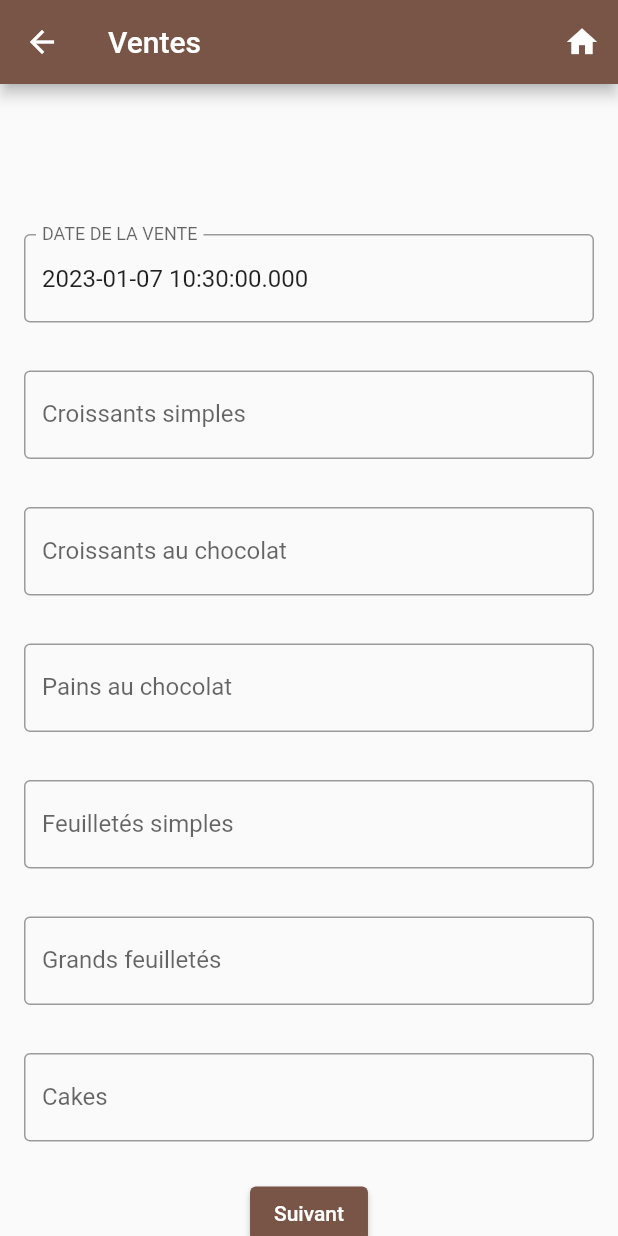
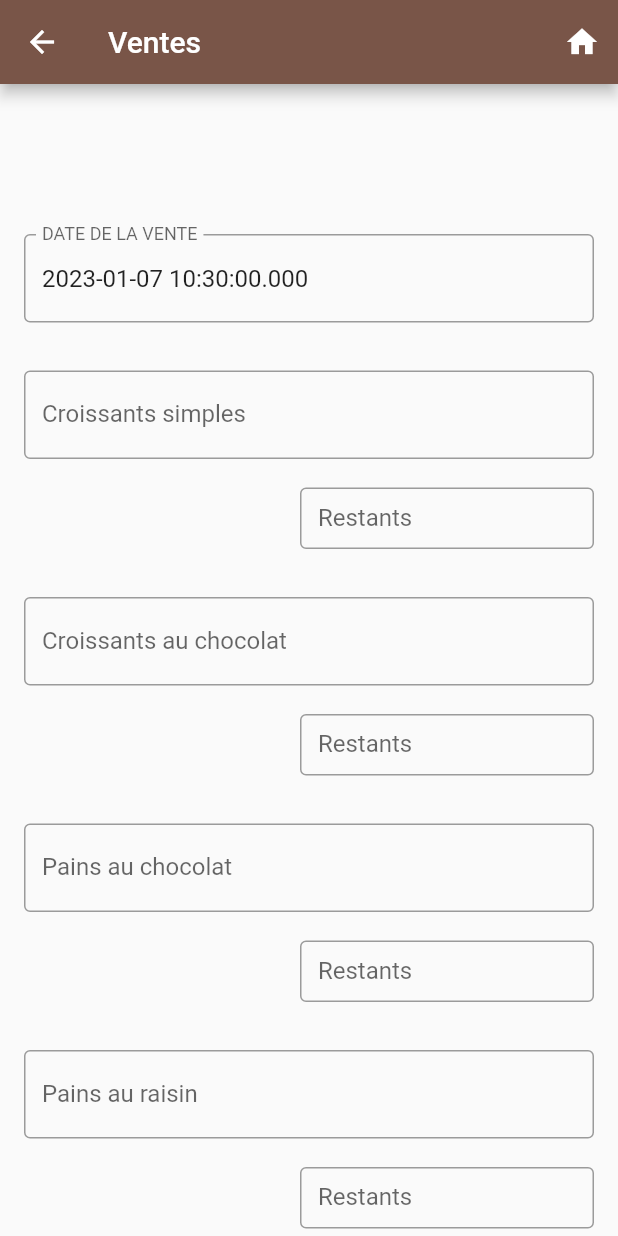
Before and after one commit to SteelTitan18/odyssCompta, a Flutter app: the SellPage screen opened directly, on a phone screen of 412 x 824 dp. Run offline on Flutter 3.47's test engine with Material 2 defaults, Android fonts, the light colour scheme and no system bars; missing offline and left inert: gsheets; key blocks and very long unbroken strings in the code were emptied for the run.

Commit message:
Ajout de l'enregistrement des produits restants

```diff
--- a/lib/RecetteProvider.dart
+++ b/lib/RecetteProvider.dart
@@ -11,6 +11,7 @@ class RecetteProvider extends ChangeNotifier {
     'feuill': 0,
     'feuill_g': 0,
     'pain_choc': 0,
+    'pain_rais': 0,
     'cakes': 0
   };
   Map<String, List> _achats = {'Articles':[], 'Prix': []};
--- a/lib/Selling.dart
+++ b/lib/Selling.dart
@@ -8,11 +8,19 @@ class SellPage extends StatelessWidget {
   SellPage({super.key});
   final date = TextEditingController(text: DateTime.now().toString());
   final croiss = TextEditingController();
+  final croiss_res = TextEditingController();
   final croiss_choc = TextEditingController();
+  final croiss_choc_res = TextEditingController();
   final feuill = TextEditingController();
+  final feuill_res = TextEditingController();
   final feuill_g = TextEditingController();
+  final feuill_g_res = TextEditingController();
   final pain_choc = TextEditingController();
+  final pain_choc_res = TextEditingController();
+  final pain_rais = TextEditingController();
+  final pain_rais_res = TextEditingController();
   final cakes = TextEditingController();
+  final cakes_res = TextEditingController();
 
   @override
   Widget build(BuildContext context) {
@@ -42,7 +50,6 @@ class SellPage extends StatelessWidget {
             padding: const EdgeInsets.fromLTRB(16, 100, 16, 16),
             child: TextField(
               controller: date,
-              //initialValue: '0',
               decoration: const InputDecoration(
                   border: OutlineInputBorder(),
                   hintText: 'Ne pas remplir si c\'est le compte du jour',
@@ -53,7 +60,6 @@ class SellPage extends StatelessWidget {
             padding: const EdgeInsets.all(16.0),
             child: TextField(
               controller: croiss,
-              //initialValue: '0',
               decoration: const InputDecoration(
                   border: OutlineInputBorder(),
                   hintText: 'Nombre...',
@@ -61,10 +67,18 @@ class SellPage extends StatelessWidget {
             ),
           ),
           Container(
+            padding: const EdgeInsets.fromLTRB(200, 3, 16, 16),
+            height: 60,
+            child: TextField(
+              controller: croiss_res,
+              decoration: const InputDecoration(
+                  border: OutlineInputBorder(), labelText: 'Restants'),
+            ),
+          ),
+          Container(
               padding: const EdgeInsets.all(16.0),
               child: TextField(
                 controller: croiss_choc,
-                //initialValue: '0',
                 decoration: const InputDecoration(
                   border: OutlineInputBorder(),
                   hintText: 'Nombre...',
@@ -72,45 +86,104 @@ class SellPage extends StatelessWidget {
                 ),
               )),
           Container(
+            padding: const EdgeInsets.fromLTRB(200, 3, 16, 16),
+            height: 60,
+            child: TextField(
+              controller: croiss_choc_res,
+              decoration: const InputDecoration(
+                  border: OutlineInputBorder(), labelText: 'Restants'),
+            ),
+          ),
+          Container(
               padding: const EdgeInsets.all(16.0),
               child: TextField(
                 controller: pain_choc,
-                //initialValue: '0',
                 decoration: const InputDecoration(
                     border: OutlineInputBorder(),
                     hintText: 'Nombre...',
                     labelText: 'Pains au chocolat'),
               )),
           Container(
+            padding: const EdgeInsets.fromLTRB(200, 3, 16, 16),
+            height: 60,
+            child: TextField(
+              controller: pain_choc_res,
+              decoration: const InputDecoration(
+                  border: OutlineInputBorder(), labelText: 'Restants'),
+            ),
+          ),
+          Container(
+              padding: const EdgeInsets.all(16.0),
+              child: TextField(
+                controller: pain_rais,
+                decoration: const InputDecoration(
+                    border: OutlineInputBorder(),
+                    hintText: 'Nombre...',
+                    labelText: 'Pains au raisin'),
+              )),
+          Container(
+            padding: const EdgeInsets.fromLTRB(200, 3, 16, 16),
+            height: 60,
+            child: TextField(
+              controller: pain_rais_res,
+              decoration: const InputDecoration(
+                  border: OutlineInputBorder(), labelText: 'Restants'),
+            ),
+          ),
+          Container(
               padding: const EdgeInsets.all(16.0),
               child: TextField(
                 controller: feuill,
-                //initialValue: '0',
                 decoration: const InputDecoration(
                     border: OutlineInputBorder(),
                     hintText: 'Nombre...',
                     labelText: 'Feuilletés simples'),
               )),
           Container(
+            padding: const EdgeInsets.fromLTRB(200, 3, 16, 16),
+            height: 60,
+            child: TextField(
+              controller: feuill_res,
+              decoration: const InputDecoration(
+                  border: OutlineInputBorder(), labelText: 'Restants'),
+            ),
+          ),
+          Container(
               padding: const EdgeInsets.all(16.0),
               child: TextField(
                 controller: feuill_g,
-                //initialValue: '0',
                 decoration: const InputDecoration(
                     border: OutlineInputBorder(),
                     hintText: 'Nombre...',
                     labelText: 'Grands feuilletés'),
               )),
           Container(
+            padding: const EdgeInsets.fromLTRB(200, 3, 16, 16),
+            height: 60,
+            child: TextField(
+              controller: feuill_g_res,
+              decoration: const InputDecoration(
+                  border: OutlineInputBorder(), labelText: 'Restants'),
+            ),
+          ),
+          Container(
               padding: const EdgeInsets.all(16.0),
               child: TextField(
                 controller: cakes,
-                //initialValue: '0',
                 decoration: const InputDecoration(
                     border: OutlineInputBorder(),
                     hintText: 'Nombre...',
                     labelText: 'Cakes'),
               )),
+          Container(
+            padding: const EdgeInsets.fromLTRB(200, 3, 16, 16),
+            height: 60,
+            child: TextField(
+              controller: cakes_res,
+              decoration: const InputDecoration(
+                  border: OutlineInputBorder(), labelText: 'Restants'),
+            ),
+          ),
           Container(
             padding: const EdgeInsets.all(8.0),
             child: ElevatedButton(
@@ -127,33 +200,44 @@ class SellPage extends StatelessWidget {
                 providerRecette.ventes['feuill'] = 0;
                 providerRecette.ventes['feuill_g'] = 0;
                 providerRecette.ventes['pain_choc'] = 0;
+                providerRecette.ventes['pain_rais'] = 0;
                 providerRecette.ventes['cakes'] = 0;
 
                 providerRecette.achats['Articles'] = [];
                 providerRecette.achats['Prix'] = [];
 
                 providerRecette.ventes['croiss'] =
-                    ((croiss.text != "") ? int.parse(croiss.text) : 0) * 200;
+                    (((croiss.text != "") ? int.parse(croiss.text) : 0) -
+                            ((croiss_res.text != "")
+                                ? int.parse(croiss_res.text)
+                                : 0)) *
+                        200;
                 providerRecette.total += providerRecette.ventes['croiss']!;
                 providerRecette.ventes['croiss_choc'] =
-                    ((croiss_choc.text != "")
+                    (((croiss_choc.text != "")
                             ? int.parse(croiss_choc.text)
-                            : 0) *
+                            : 0) - ((croiss_choc_res.text != "")
+                        ? int.parse(croiss_choc_res.text)
+                        : 0)) *
                         200;
                 providerRecette.total += providerRecette.ventes['croiss_choc']!;
                 providerRecette.ventes['feuill'] =
-                    ((feuill.text != "") ? int.parse(feuill.text) : 0) * 200;
+                    (((feuill.text != "") ? int.parse(feuill.text) : 0) - ((feuill_res.text != "") ? int.parse(feuill_res.text) : 0)) * 200;
                 providerRecette.total += providerRecette.ventes['feuill']!;
                 providerRecette.ventes['feuill_g'] =
-                    ((feuill_g.text != "") ? int.parse(feuill_g.text) : 0) *
+                    (((feuill_g.text != "") ? int.parse(feuill_g.text) : 0) - ((feuill_g_res.text != "") ? int.parse(feuill_g_res.text) : 0)) *
                         500;
                 providerRecette.total += providerRecette.ventes['feuill_g']!;
                 providerRecette.ventes['pain_choc'] =
-                    ((pain_choc.text != "") ? int.parse(pain_choc.text) : 0) *
+                    (((pain_choc.text != "") ? int.parse(pain_choc.text) : 0) - ((pain_choc_res.text != "") ? int.parse(pain_choc_res.text) : 0)) *
                         250;
                 providerRecette.total += providerRecette.ventes['pain_choc']!;
+                providerRecette.ventes['pain_rais'] =
+                    (((pain_rais.text != "") ? int.parse(pain_rais.text) : 0) - ((pain_rais_res.text != "") ? int.parse(pain_rais_res.text) : 0)) *
+                        500;
+                providerRecette.total += providerRecette.ventes['pain_rais']!;
                 providerRecette.ventes['cakes'] =
-                    ((cakes.text != "") ? int.parse(cakes.text) : 0) * 150;
+                    (((cakes.text != "") ? int.parse(cakes.text) : 0) - ((cakes_res.text != "") ? int.parse(cakes_res.text) : 0)) * 150;
                 providerRecette.total += providerRecette.ventes['cakes']!;
                 print(providerRecette.total);
                 Navigator.push(
```
